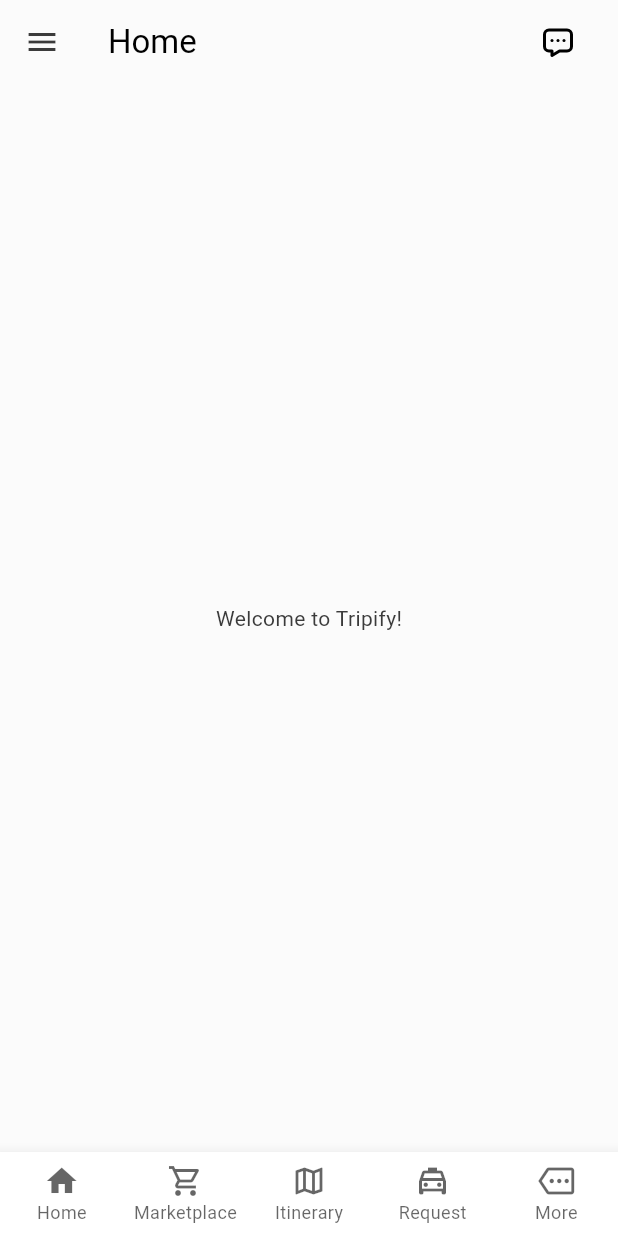
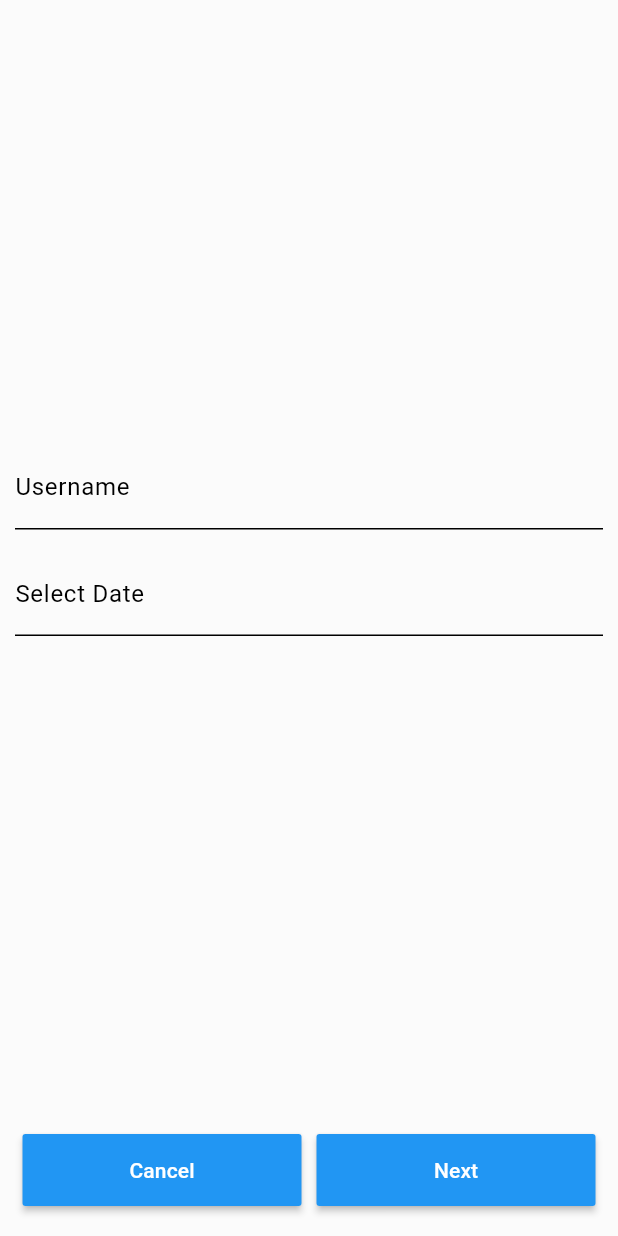
Before and after one commit to limwengni/Tripify, a Flutter app: the screen it shows once a user with an empty profile is signed in, on a phone screen of 412 x 824 dp. Run offline on Flutter 3.47's test engine with Material 3 defaults, Android fonts, the phone set to English and light mode, and no system bars; drawn by our look-alikes of flutter_form_builder; our stand-ins replace cached_network_image, carousel_slider, cloud_firestore, firebase_auth, firebase_core, firebase_storage and 8 more; missing offline and left inert: dart:ffi; accounts and stored records are empty; project files that could hold a hidden picture were left out.

Commit message:
signup details half way

```diff
--- a/lib/main.dart
+++ b/lib/main.dart
@@ -109,7 +109,6 @@ class _MyAppState extends State<MyApp> {
                 // User is signed in, show the MainPage
 
                 return VerifyEmailPage(); // Render MainPage for authenticated users
-
               } else {
                 // User is not signed in, show WelcomePage
                 return const WelcomePage();
@@ -201,7 +200,10 @@ class _MainPageState extends State<MainPage> {
                             height: 24,
                           ),
                           onPressed: () {
-                            Navigator.push(context, MaterialPageRoute(builder: (context)=> ChatListPage()));
+                            Navigator.push(
+                                context,
+                                MaterialPageRoute(
+                                    builder: (context) => ChatListPage()));
                           },
                         ),
                       ),
--- /dev/null
+++ b/lib/views/signup_details_page1.dart
@@ -0,0 +1,103 @@
+import 'package:flutter/material.dart';
+import 'package:flutter_form_builder/flutter_form_builder.dart';
+import 'package:firebase_auth/firebase_auth.dart';
+import 'package:intl/intl.dart';
+import 'package:tripify/views/signup_details_page2.dart';
+
+class SignupDetailsPage1 extends StatefulWidget {
+  const SignupDetailsPage1({super.key});
+
+  @override
+  _SignupDetailsPage1State createState() => _SignupDetailsPage1State();
+}
+
+class _SignupDetailsPage1State extends State<SignupDetailsPage1> {
+  final _formKey = GlobalKey<FormBuilderState>();
+
+  @override
+  Widget build(BuildContext context) {
+    return Scaffold(
+      body: Column(
+        children: [
+          Expanded(
+            child: Padding(
+              padding: const EdgeInsets.all(10.0),
+              child: Center(
+                child: FormBuilder(
+                  key: _formKey,
+                  child: Column(
+                    crossAxisAlignment: CrossAxisAlignment.start,
+                    mainAxisAlignment: MainAxisAlignment.center,
+                    children: [
+                      FormBuilderTextField(
+                        name: 'username',
+                        decoration:
+                            const InputDecoration(labelText: 'Username'),
+                        onChanged: (val) {
+                          print(val);
+                        },
+                      ),
+                      const SizedBox(
+                        height: 15,
+                      ),
+                      FormBuilderDateTimePicker(
+                        name: 'Birth date',
+                        inputType: InputType.date,
+                        decoration: const InputDecoration(
+                          labelText: 'Select Date',
+                        ),
+                        format: DateFormat('yyyy-MM-dd'),
+                      ),
+                      const SizedBox(
+                        height: 15,
+                      ), // Space after the floating action button
+                    ],
+                  ),
+                ),
+              ),
+            ),
+          ),
+          Padding(
+            padding:
+                const EdgeInsets.symmetric(horizontal: 15.0, vertical: 20.0),
+            child: Row(
+              mainAxisAlignment: MainAxisAlignment.spaceEvenly,
+              children: [
+                Expanded(
+                  child: MaterialButton(
+                    padding: const EdgeInsets.all(14.0),
+                    onPressed: () {
+                      Navigator.pop(context);
+                    },
+                    color: Colors.blue, // Set background color to blue
+                    child: const Text(
+                      'Cancel',
+                      style: TextStyle(color: Colors.white), // Text color
+                    ),
+                  ),
+                ),
+                const SizedBox(width: 10), // Space between the buttons
+                Expanded(
+                  child: MaterialButton(
+                    padding: const EdgeInsets.all(14.0),
+                    onPressed: () {
+                      Navigator.push(
+                          context,
+                          MaterialPageRoute(
+                              builder: (builder) => SignupDetailsPage2()));
+                    },
+                    color: Colors.blue, // Set background color to blue
+                    child: const Text(
+                      'Next',
+                      style: TextStyle(color: Colors.white), // Text color
+                    ),
+                  ),
+                ),
+              ],
+            ),
+          ),
+        ],
+      ),
+    );
+  }
+}
--- a/lib/views/verify_email_page.dart
+++ b/lib/views/verify_email_page.dart
@@ -4,6 +4,7 @@ import 'package:firebase_auth/firebase_auth.dart';
 import 'package:flutter/material.dart';
 import 'package:tripify/main.dart';
 import 'package:tripify/views/home_page.dart';
+import 'package:tripify/views/signup_details_page1.dart';
 
 class VerifyEmailPage extends StatefulWidget {
   @override
@@ -84,7 +85,7 @@ class _VerifyEmailPageState extends State<VerifyEmailPage> {
   @override
   Widget build(BuildContext context) {
     return isEmailVerified
-        ? const MainPage()
+        ? const SignupDetailsPage1()
         : Scaffold(
             body: Center(
             child: Padding(
@@ -119,7 +120,10 @@ class _VerifyEmailPageState extends State<VerifyEmailPage> {
                     ),
                   ),
                   TextButton(
-                    onPressed: () => FirebaseAuth.instance.signOut(),
+                    onPressed: () {
+                      FirebaseAuth.instance.signOut();
+                      Navigator.pop(context);
+                    },
                     child: const Text('Cancel'),
                   ),
                 ],
@@ -128,9 +132,3 @@ class _VerifyEmailPageState extends State<VerifyEmailPage> {
           ));
   }
 }
-// ScaffoldMessenger.of(context).showSnackBar(
-//         const SnackBar(
-//           content: Text('Verification email resent!'),
-//           duration: Duration(seconds: 2),
-//         ),
-//       );
--- a/pubspec.yaml
+++ b/pubspec.yaml
@@ -53,6 +53,7 @@ dependencies:
   firebase_auth: ^5.3.1
   carousel_slider: ^5.0.0
   flutter_form_builder: ^9.2.1
+  file_picker: ^8.1.3
 
 dev_dependencies:
   flutter_test:
```
Also changed, not shown: lib/view_models/auth_service.dart (+8 -28 lines), lib/view_models/firestore_service.dart (added, +77 -0 lines), lib/views/register_page.dart (+13 -21 lines), lib/views/signup_details_page2.dart (added, +129 -0 lines), pubspec.lock.
